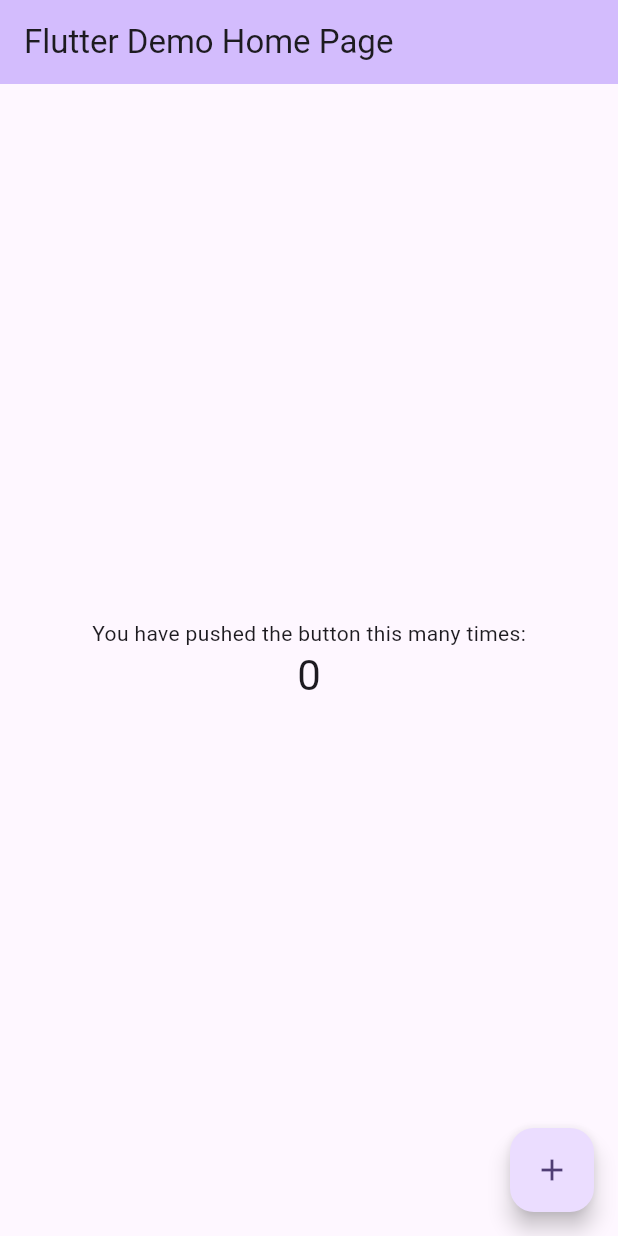
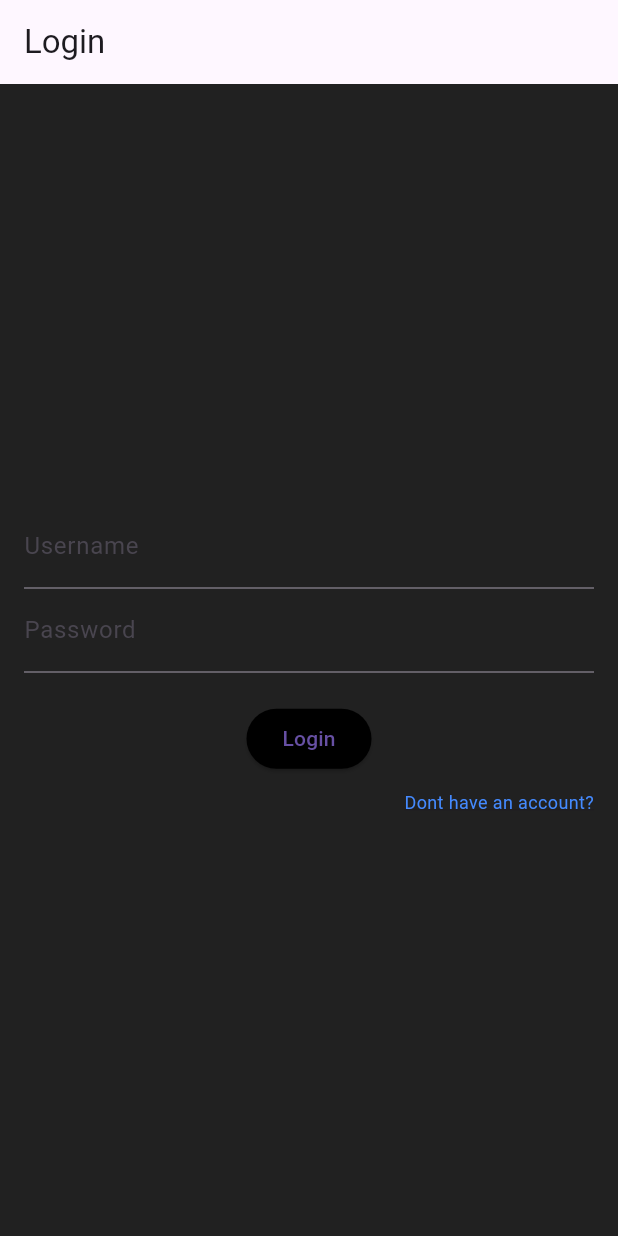
Before and after one commit to SamuraiSanch/mobile_applications_flutter, a Flutter app: the screen it shows after launch, on a phone screen of 412 x 824 dp. Run offline on Flutter 3.47's test engine with Material 3 defaults, Android fonts, the phone set to English and light mode, and no system bars.

Commit message:
Добавлено вікна реєстрації, логіну, основне вікно...

```diff
--- /dev/null
+++ b/lib/loginPage.dart
@@ -0,0 +1,56 @@
+import 'package:flutter/material.dart';
+
+class LoginPage extends StatelessWidget {
+  const LoginPage({super.key});
+
+  @override
+  Widget build(BuildContext context) {
+    return Scaffold(
+      appBar: AppBar(title: const Text('Login')),
+      body: Padding(
+        padding: const EdgeInsets.all(16),
+        child: Column(
+          mainAxisAlignment: MainAxisAlignment.center,
+          children: [
+            const TextField(
+              decoration: InputDecoration(labelText: 'Username'),
+              style: TextStyle(color: Colors.white),
+            ),
+            const TextField(
+              decoration: InputDecoration(labelText: 'Password'),
+              obscureText: true,
+              style: TextStyle(color: Colors.white),
+            ),
+            const SizedBox(height: 20),
+            ElevatedButton(
+              onPressed: () {
+                Navigator.pushNamed(context, '/profile');
+              },
+              child: const Text('Login'),
+            ),
+            const SizedBox(height: 10),
+            // Текстове посилання "Не маєте акаунту?"
+            Row(
+              mainAxisAlignment: MainAxisAlignment.end,
+              children: [
+                GestureDetector(
+                  onTap: () {
+                    Navigator.pushNamed(context, '/register');
+                  },
+                  child: const Text(
+                    'Dont have an account?',
+                    style: TextStyle(
+                      color: Colors.blueAccent,
+                      fontSize: 12,
+                      decoration: TextDecoration.underline,
+                    ),
+                  ),
+                ),
+              ],
+            ),
+          ],
+        ),
+      ),
+    );
+  }
+}
--- a/lib/main.dart
+++ b/lib/main.dart
@@ -1,4 +1,8 @@
 import 'package:flutter/material.dart';
+import 'package:flutter_labs/loginPage.dart';
+import 'package:flutter_labs/registerPage.dart';
+import 'package:flutter_labs/profilePage.dart';
+import 'package:flutter_labs/mainPage.dart';
 
 void main() {
   runApp(const MyApp());
@@ -7,119 +11,26 @@
 class MyApp extends StatelessWidget {
   const MyApp({super.key});
 
-  // This widget is the root of your application.
   @override
   Widget build(BuildContext context) {
     return MaterialApp(
-      title: 'Flutter Demo',
+      title: 'Flutter Labs',
       theme: ThemeData(
-        // This is the theme of your application.
-        //
-        // TRY THIS: Try running your application with "flutter run". You'll see
-        // the application has a purple toolbar. Then, without quitting the app,
-        // try changing the seedColor in the colorScheme below to Colors.green
-        // and then invoke "hot reload" (save your changes or press the "hot
-        // reload" button in a Flutter-supported IDE, or press "r" if you used
-        // the command line to start the app).
-        //
-        // Notice that the counter didn't reset back to zero; the application
-        // state is not lost during the reload. To reset the state, use hot
-        // restart instead.
-        //
-        // This works for code too, not just values: Most code changes can be
-        // tested with just a hot reload.
-        colorScheme: ColorScheme.fromSeed(seedColor: Colors.deepPurple),
-        useMaterial3: true,
+        scaffoldBackgroundColor: Colors.grey[900],
+        textTheme: const TextTheme(bodyMedium: TextStyle(color: Colors.white)),
+        elevatedButtonTheme: ElevatedButtonThemeData(
+          style: ElevatedButton.styleFrom(
+            backgroundColor: Colors.black,
+          ),
+        ),
       ),
-      home: const MyHomePage(title: 'Flutter Demo Home Page'),
+      initialRoute: '/',
+      routes: {
+        '/': (context) => const LoginPage(),
+        '/register': (context) => const RegisterPage(),
+        '/profile': (context) => const ProfilePage(),
+        '/main': (context) => const MainPage(),
+      },
     );
   }
 }
-
-class MyHomePage extends StatefulWidget {
-  const MyHomePage({super.key, required this.title});
-
-  // This widget is the home page of your application. It is stateful, meaning
-  // that it has a State object (defined below) that contains fields that affect
-  // how it looks.
-
-  // This class is the configuration for the state. It holds the values (in this
-  // case the title) provided by the parent (in this case the App widget) and
-  // used by the build method of the State. Fields in a Widget subclass are
-  // always marked "final".
-
-  final String title;
-
-  @override
-  State<MyHomePage> createState() => _MyHomePageState();
-}
-
-class _MyHomePageState extends State<MyHomePage> {
-  int _counter = 0;
-
-  void _incrementCounter() {
-    setState(() {
-      // This call to setState tells the Flutter framework that something has
-      // changed in this State, which causes it to rerun the build method below
-      // so that the display can reflect the updated values. If we changed
-      // _counter without calling setState(), then the build method would not be
-      // called again, and so nothing would appear to happen.
-      _counter++;
-    });
-  }
-
-  @override
-  Widget build(BuildContext context) {
-    // This method is rerun every time setState is called, for instance as done
-    // by the _incrementCounter method above.
-    //
-    // The Flutter framework has been optimized to make rerunning build methods
-    // fast, so that you can just rebuild anything that needs updating rather
-    // than having to individually change instances of widgets.
-    return Scaffold(
-      appBar: AppBar(
-        // TRY THIS: Try changing the color here to a specific color (to
-        // Colors.amber, perhaps?) and trigger a hot reload to see the AppBar
-        // change color while the other colors stay the same.
-        backgroundColor: Theme.of(context).colorScheme.inversePrimary,
-        // Here we take the value from the MyHomePage object that was created by
-        // the App.build method, and use it to set our appbar title.
-        title: Text(widget.title),
-      ),
-      body: Center(
-        // Center is a layout widget. It takes a single child and positions it
-        // in the middle of the parent.
-        child: Column(
-          // Column is also a layout widget. It takes a list of children and
-          // arranges them vertically. By default, it sizes itself to fit its
-          // children horizontally, and tries to be as tall as its parent.
-          //
-          // Column has various properties to control how it sizes itself and
-          // how it positions its children. Here we use mainAxisAlignment to
-          // center the children vertically; the main axis here is the vertical
-          // axis because Columns are vertical (the cross axis would be
-          // horizontal).
-          //
-          // TRY THIS: Invoke "debug painting" (choose the "Toggle Debug Paint"
-          // action in the IDE, or press "p" in the console), to see the
-          // wireframe for each widget.
-          mainAxisAlignment: MainAxisAlignment.center,
-          children: <Widget>[
-            const Text(
-              'You have pushed the button this many times:',
-            ),
-            Text(
-              '$_counter',
-              style: Theme.of(context).textTheme.headlineMedium,
-            ),
-          ],
-        ),
-      ),
-      floatingActionButton: FloatingActionButton(
-        onPressed: _incrementCounter,
-        tooltip: 'Increment',
-        child: const Icon(Icons.add),
-      ), // This trailing comma makes auto-formatting nicer for build methods.
-    );
-  }
-}
```
Also changed, not shown: analysis_options.yaml (+40 -24 lines), lib/mainPage.dart (added, +23 -0 lines), lib/profilePage.dart (added, +30 -0 lines), lib/registerPage.dart (added, +34 -0 lines).
